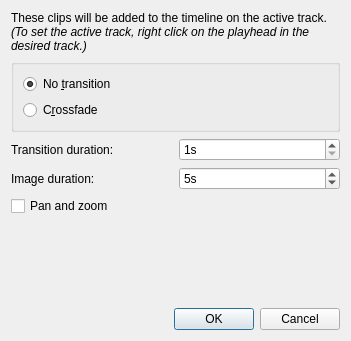
The window that app/ui/addclips.ui (hftom/MachinTruc) describes before a commit, drawn with Qt 5.
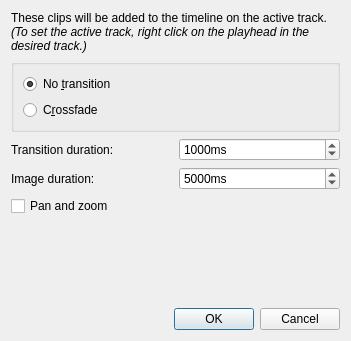
The same window after the commit.

What changed in the file:
```diff
--- a/app/ui/addclips.ui
+++ b/app/ui/addclips.ui
@@ -62,16 +62,19 @@
      <item row="2" column="1">
       <widget class="QSpinBox" name="transitionDurationSpin">
        <property name="suffix">
-        <string>s</string>
+        <string>ms</string>
        </property>
        <property name="minimum">
-        <number>1</number>
+        <number>100</number>
        </property>
        <property name="maximum">
-        <number>5</number>
+        <number>60000</number>
+       </property>
+       <property name="singleStep">
+        <number>500</number>
        </property>
        <property name="value">
-        <number>1</number>
+        <number>1000</number>
        </property>
       </widget>
      </item>
@@ -85,16 +88,19 @@
      <item row="3" column="1">
       <widget class="QSpinBox" name="imageDurationSpin">
        <property name="suffix">
-        <string>s</string>
+        <string>ms</string>
        </property>
        <property name="minimum">
-        <number>1</number>
+        <number>100</number>
        </property>
        <property name="maximum">
-        <number>60</number>
+        <number>3600000</number>
+       </property>
+       <property name="singleStep">
+        <number>500</number>
        </property>
        <property name="value">
-        <number>5</number>
+        <number>5000</number>
        </property>
       </widget>
      </item>
```
